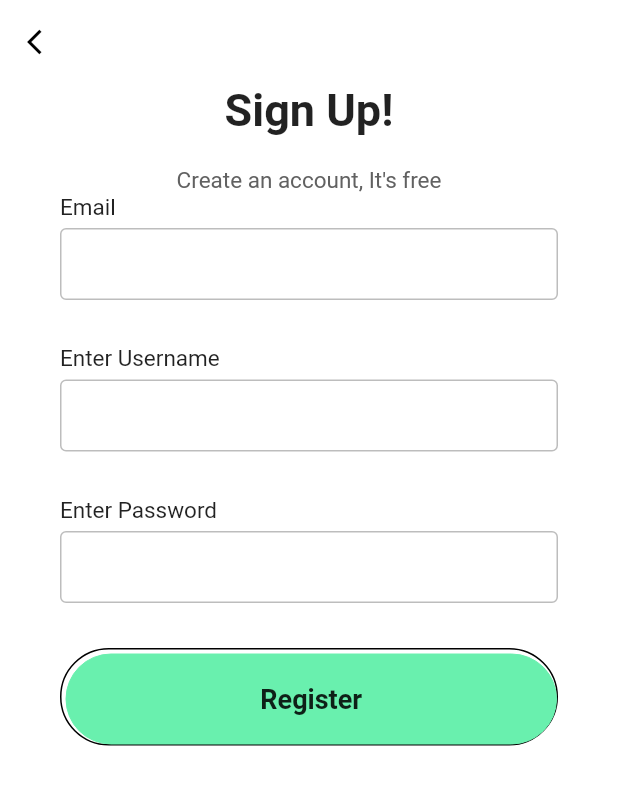
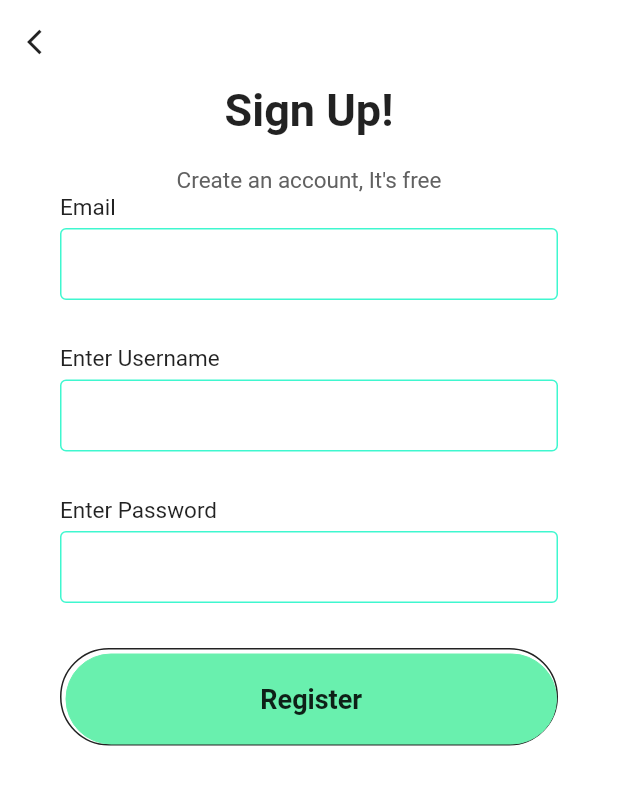
Before and after one commit to ELITA04/Near-Chat, a Flutter app: the SignUpPage screen opened by its route, on a phone screen of 412 x 824 dp. Shown: the top 785 px of the screen. Run offline on Flutter 3.47's test engine with Material 2 defaults, Android fonts, the phone set to English and light mode, and no system bars; our stand-ins replace cloud_firestore, firebase_auth, firebase_core, hive, hive_flutter, simple_animations; missing offline and left inert: nearby_connections; accounts and stored records are empty; network calls fail.

Commit message:
Created constants file + restructured chat UI look

```diff
--- a/lib/components/auth/input_field.dart
+++ b/lib/components/auth/input_field.dart
@@ -1,4 +1,5 @@
 import 'package:flutter/material.dart';
+import 'package:near_chat/utils/constants.dart';
 
 class InputField extends StatelessWidget {
   final String label;
@@ -18,7 +19,7 @@ class InputField extends StatelessWidget {
         Text(
           label,
           style: TextStyle(
-              fontSize: 15, fontWeight: FontWeight.w400, color: Colors.black87),
+              fontSize: 15, fontWeight: FontWeight.w400, color: kBlack),
         ),
         SizedBox(
           height: 5,
@@ -29,9 +30,9 @@ class InputField extends StatelessWidget {
           decoration: InputDecoration(
             contentPadding: EdgeInsets.symmetric(vertical: 0, horizontal: 10),
             enabledBorder: OutlineInputBorder(
-                borderSide: BorderSide(color: Colors.grey[400])),
-            border: OutlineInputBorder(
-                borderSide: BorderSide(color: Colors.grey[400])),
+              borderSide: BorderSide(color: kSecondaryColour),
+            ),
+            border: OutlineInputBorder(),
           ),
         ),
         SizedBox(
--- /dev/null
+++ b/lib/components/general/back_button.dart
@@ -0,0 +1,18 @@
+import 'package:flutter/material.dart';
+import 'package:near_chat/utils/constants.dart';
+
+class GeneralBackButton extends StatelessWidget {
+  @override
+  Widget build(BuildContext context) {
+    return IconButton(
+      onPressed: () {
+        Navigator.pop(context);
+      },
+      icon: Icon(
+        Icons.arrow_back_ios,
+        size: 20,
+        color: kBlack,
+      ),
+    );
+  }
+}
--- /dev/null
+++ b/lib/utils/constants.dart
@@ -0,0 +1,7 @@
+import 'package:flutter/material.dart';
+
+const kPrimaryColour = Colors.yellow;
+const kSecondaryColour = Color(0xff3ff7cf);
+const kBlack = Colors.black87;
+const kGrey = Color(0xff616161);
+const kWhite = Colors.white;
--- a/lib/views/auth/sign_up.dart
+++ b/lib/views/auth/sign_up.dart
@@ -2,8 +2,9 @@ import 'package:flutter/material.dart';
 import 'package:near_chat/animations/animations.dart';
 import 'package:near_chat/components/auth/input_field.dart';
 import 'package:near_chat/components/auth/coloured_button.dart';
-
+import 'package:near_chat/components/general/back_button.dart';
 import 'package:near_chat/services/auth.service.dart';
+import 'package:near_chat/utils/constants.dart';
 
 class SignUpPage extends StatefulWidget {
   @override
@@ -19,21 +20,12 @@ class _SignUpPageState extends State<SignUpPage> {
   Widget build(BuildContext context) {
     return Scaffold(
       resizeToAvoidBottomInset: true,
-      backgroundColor: Colors.white,
+      backgroundColor: kWhite,
       appBar: AppBar(
         elevation: 0,
         brightness: Brightness.light,
-        backgroundColor: Colors.white,
-        leading: IconButton(
-          onPressed: () {
-            Navigator.pop(context);
-          },
-          icon: Icon(
-            Icons.arrow_back_ios,
-            size: 20,
-            color: Colors.black,
-          ),
-        ),
+        backgroundColor: kWhite,
+        leading: GeneralBackButton(),
       ),
       body: SingleChildScrollView(
         child: Container(
@@ -59,7 +51,7 @@ class _SignUpPageState extends State<SignUpPage> {
                     1.2,
                     Text(
                       "Create an account, It's free",
-                      style: TextStyle(fontSize: 15, color: Colors.grey[700]),
+                      style: TextStyle(fontSize: 15, color: kGrey),
                     ),
                   ),
                 ],
@@ -97,10 +89,10 @@ class _SignUpPageState extends State<SignUpPage> {
                   decoration: BoxDecoration(
                     borderRadius: BorderRadius.circular(50),
                     border: Border(
-                      bottom: BorderSide(color: Colors.black),
-                      top: BorderSide(color: Colors.black),
-                      left: BorderSide(color: Colors.black),
-                      right: BorderSide(color: Colors.black),
+                      bottom: BorderSide(color: kBlack),
+                      top: BorderSide(color: kBlack),
+                      left: BorderSide(color: kBlack),
+                      right: BorderSide(color: kBlack),
                     ),
                   ),
                   child: ColouredButton(
--- a/lib/views/main/home_screen.dart
+++ b/lib/views/main/home_screen.dart
@@ -34,8 +34,7 @@ class _HomeScreenState extends State<HomeScreen> {
 
   @override
   Widget build(BuildContext context) {
-    return MaterialApp(
-      home: Scaffold(
+    return Scaffold(
       key: _scaffoldKey,
       appBar: AppBar(
         title: Text(username),
@@ -80,7 +79,6 @@ class _HomeScreenState extends State<HomeScreen> {
               },
             ),
           ],
-          ),
         ),
       ),
     );
```
Also changed, not shown: lib/components/chat_room/message_bubble.dart (+64 -35 lines), lib/components/chat_room/message_input.dart (+31 -46 lines), lib/main.dart (+6 -1 lines), lib/views/auth/login.dart (+11 -18 lines), lib/views/chat/chat_room.dart (+44 -33 lines), lib/views/main/welcome_screen.dart (+8 -7 lines). Lines whose indentation alone changed are shown as unchanged.
